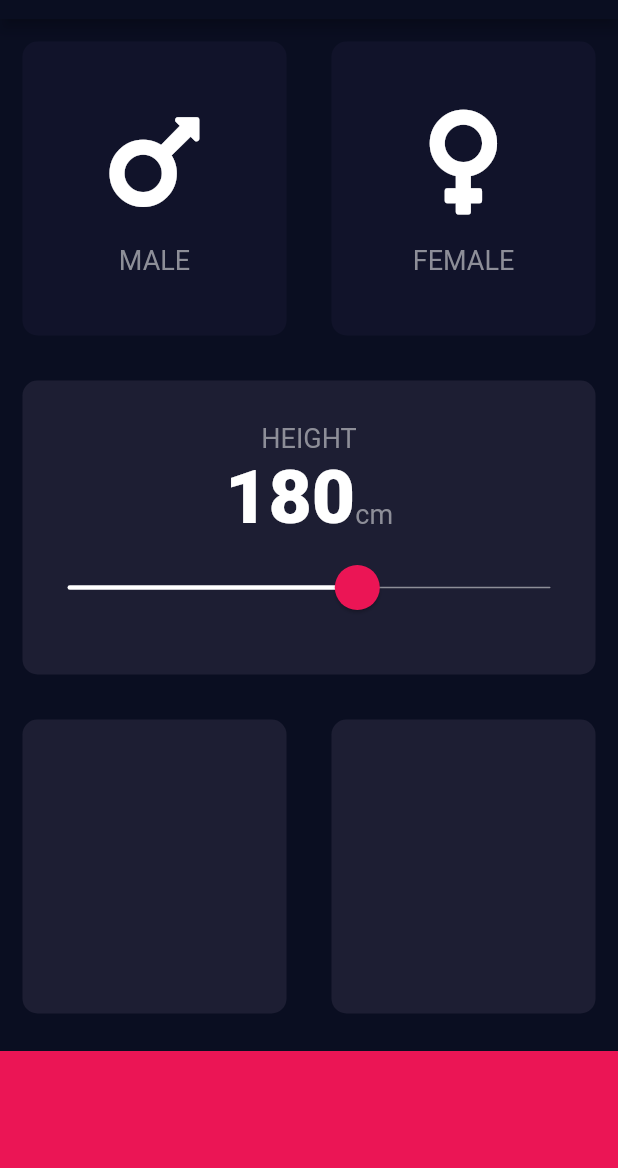
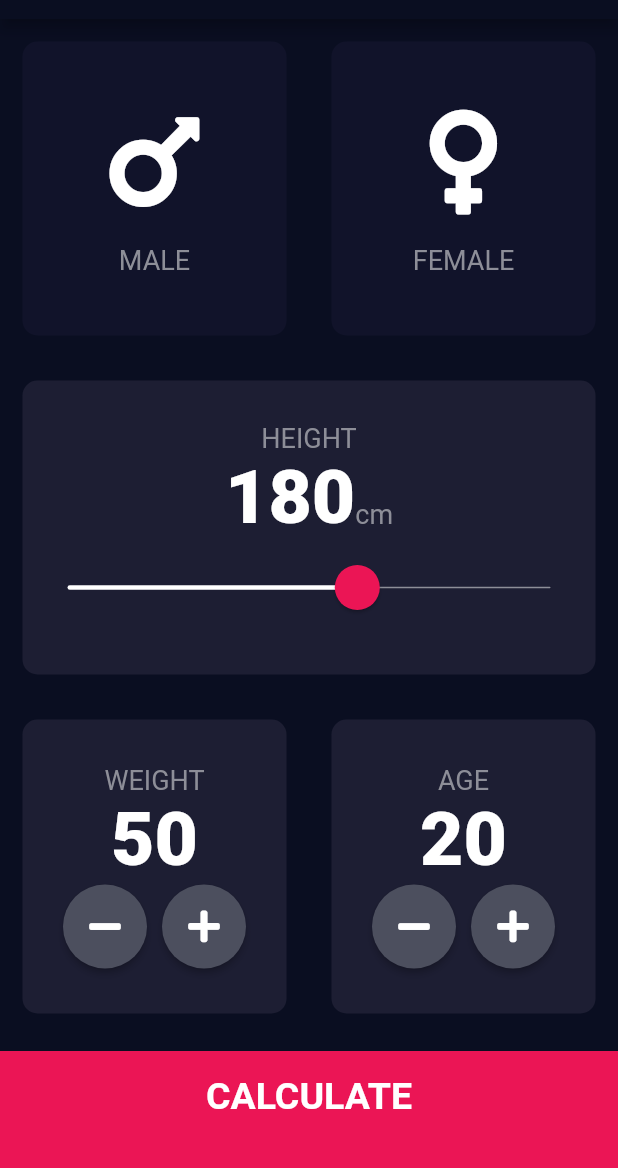
Before and after one commit to rahafAlzahrani/bmi-calculator, a Flutter app: the screen it shows after launch, on a phone screen of 412 x 824 dp, the part 65-1233 px from its top. Run offline on Flutter 3.47's test engine with Material 2 defaults, Android fonts, the phone set to English and light mode, and no system bars; our stand-ins replace font_awesome_flutter.

```diff
--- /dev/null
+++ b/lib/calculator_brain.dart
@@ -0,0 +1,37 @@
+import 'dart:math';
+
+class CalculatorBrain {
+  final int height;
+  final int weight;
+
+  double _bmi;
+
+  CalculatorBrain({this.height, this.weight});
+
+  String calculateBMI() {
+    //convert height from cm to m => height/100
+    // calculate bmi => weight(kg) / height(m2)
+    _bmi = weight / pow(height / 100, 2);
+    return _bmi.toStringAsFixed(1);
+  }
+
+  String getResult() {
+    if (_bmi >= 25) {
+      return 'Overweight';
+    } else if (_bmi > 18.5) {
+      return 'Normal';
+    } else {
+      return 'Underweight';
+    }
+  }
+
+  String getInterpretation() {
+    if (_bmi >= 25) {
+      return 'You have a higher than normal body weight. Try to exercise more.';
+    } else if (_bmi > 18.5) {
+      return 'You have a normal body weight. Good job!';
+    } else {
+      return 'You have a lower than normal body weight. Try to eat a bit more.';
+    }
+  }
+}
--- /dev/null
+++ b/lib/components/bottom_button.dart
@@ -0,0 +1,33 @@
+import 'package:flutter/material.dart';
+
+import '../constants.dart';
+
+class BottomButton extends StatelessWidget {
+  final String buttonTitle;
+  final Function onTap;
+
+  const BottomButton({
+    @required this.buttonTitle,
+    @required this.onTap,
+  });
+
+  @override
+  Widget build(BuildContext context) {
+    return GestureDetector(
+      onTap: onTap,
+      child: Container(
+        child: Center(
+          child: Text(
+            buttonTitle,
+            style: kLargeButtonTextStyle,
+          ),
+        ),
+        color: kBottomContainerColor,
+        margin: EdgeInsets.only(top: 10.0),
+        padding: EdgeInsets.only(bottom: 20.0),
+        width: double.infinity,
+        height: kBottomContainerHeight,
+      ),
+    );
+  }
+}
--- /dev/null
+++ b/lib/components/round_icon_button.dart
@@ -0,0 +1,23 @@
+import 'package:flutter/material.dart';
+
+class RoundIconButton extends StatelessWidget {
+  final IconData icon;
+  final Function onPressed;
+
+  const RoundIconButton({@required this.icon, @required this.onPressed});
+
+  @override
+  Widget build(BuildContext context) {
+    //use something exist and add your touch based to match your design
+    return RawMaterialButton(
+      child: Icon(icon),
+      onPressed: onPressed,
+      shape: CircleBorder(),
+      fillColor: Color(0xFF4C4F5E),
+      constraints: BoxConstraints.tightFor(
+        width: 56.0,
+        height: 56.0,
+      ),
+    );
+  }
+}
--- a/lib/main.dart
+++ b/lib/main.dart
@@ -1,4 +1,4 @@
-import 'package:bmi_calculator/input_page.dart';
+import 'package:bmi_calculator/screens/input_page.dart';
 import 'package:flutter/material.dart';
 
 void main() => runApp(BMICalculator());
--- a/lib/input_page.dart
+++ b/lib/screens/input_page.dart
@@ -1,7 +1,10 @@
+import 'package:bmi_calculator/calculator_brain.dart';
+import 'package:bmi_calculator/components/bottom_button.dart';
+import 'package:bmi_calculator/components/icon_content.dart';
+import 'package:bmi_calculator/components/reusable_card.dart';
+import 'package:bmi_calculator/components/round_icon_button.dart';
 import 'package:bmi_calculator/constants.dart';
-import 'package:bmi_calculator/icon_content.dart';
-import 'package:bmi_calculator/reusable_card.dart';
-import 'package:flutter/cupertino.dart';
+import 'package:bmi_calculator/screens/result_page.dart';
 import 'package:flutter/material.dart';
 import 'package:font_awesome_flutter/font_awesome_flutter.dart';
 
@@ -15,6 +18,8 @@ class InputPage extends StatefulWidget {
 class _InputPageState extends State<InputPage> {
   Gender selectedGender;
   int height = 180;
+  int weight = 50;
+  int age = 20;
 
   @override
   Widget build(BuildContext context) {
@@ -121,19 +126,104 @@ class _InputPageState extends State<InputPage> {
             child: Row(
               children: [
                 Expanded(
-                  child: ReusableCard(color: kActiveCardColor),
+                  child: ReusableCard(
+                    color: kActiveCardColor,
+                    cardChild: Column(
+                      mainAxisAlignment: MainAxisAlignment.center,
+                      children: [
+                        Text(
+                          'WEIGHT',
+                          style: kLabelTextStyle,
+                        ),
+                        Text(
+                          weight.toString(),
+                          style: kNumberTextStyle,
+                        ),
+                        Row(
+                          mainAxisAlignment: MainAxisAlignment.center,
+                          children: [
+                            RoundIconButton(
+                              icon: FontAwesomeIcons.minus,
+                              onPressed: () {
+                                setState(() {
+                                  weight--;
+                                });
+                              },
+                            ),
+                            SizedBox(width: 10.0),
+                            RoundIconButton(
+                              icon: FontAwesomeIcons.plus,
+                              onPressed: () {
+                                setState(() {
+                                  weight++;
+                                });
+                              },
+                            ),
+                          ],
+                        ),
+                      ],
+                    ),
+                  ),
                 ),
                 Expanded(
-                  child: ReusableCard(color: kActiveCardColor),
+                  child: ReusableCard(
+                    color: kActiveCardColor,
+                    cardChild: Column(
+                      mainAxisAlignment: MainAxisAlignment.center,
+                      children: [
+                        Text(
+                          'AGE',
+                          style: kLabelTextStyle,
+                        ),
+                        Text(
+                          age.toString(),
+                          style: kNumberTextStyle,
+                        ),
+                        Row(
+                          mainAxisAlignment: MainAxisAlignment.center,
+                          children: [
+                            RoundIconButton(
+                              icon: FontAwesomeIcons.minus,
+                              onPressed: () {
+                                setState(() {
+                                  age--;
+                                });
+                              },
+                            ),
+                            SizedBox(width: 10.0),
+                            RoundIconButton(
+                              icon: FontAwesomeIcons.plus,
+                              onPressed: () {
+                                setState(() {
+                                  age++;
+                                });
+                              },
+                            ),
+                          ],
+                        ),
+                      ],
+                    ),
+                  ),
                 ),
               ],
             ),
           ),
-          Container(
-            color: kBottomContainerColor,
-            margin: EdgeInsets.only(top: 10.0),
-            width: double.infinity,
-            height: kBottomContainerHeight,
+          BottomButton(
+            buttonTitle: 'CALCULATE',
+            onTap: () {
+              CalculatorBrain calc =
+                  CalculatorBrain(height: height, weight: weight);
+              Navigator.push(
+                context,
+                MaterialPageRoute(
+                  builder: (context) => ResultPage(
+                    bmiResult: calc.calculateBMI(),
+                    bmiText: calc.getResult(),
+                    bmiInterpretation: calc.getInterpretation(),
+                  ),
+                ),
+              );
+            },
           ),
         ],
       ),
```
Also changed, not shown: lib/constants.dart (+31 -0 lines), lib/screens/result_page.dart (added, +84 -0 lines), lib/components/icon_content.dart (renamed from lib/icon_content.dart), lib/components/reusable_card.dart (renamed from lib/reusable_card.dart).
